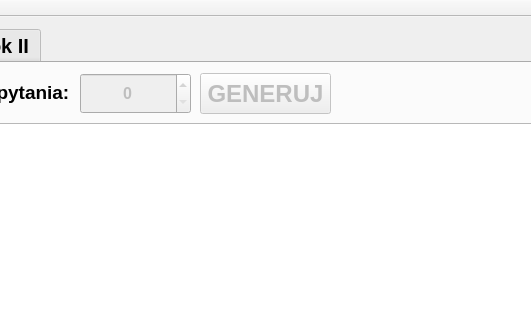
The window that W_PREZENTACJI/mainwindow.ui (lmalinski/EgzaminPrzedmiotowy_30) describes before a commit, drawn with Qt 5; both pictures show x 132 to 663 and y 0 to 320 of the 1300 by 800 pixel window.
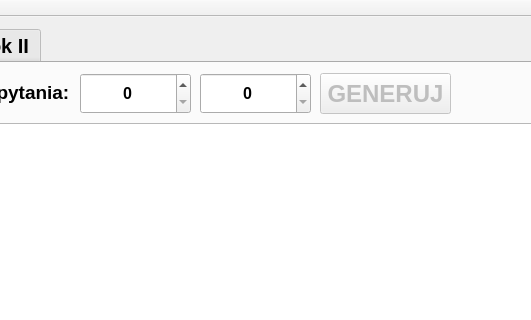
The same window after the commit. The open tabs and pages were chosen to show the change.

```diff
--- a/W_PREZENTACJI/mainwindow.ui
+++ b/W_PREZENTACJI/mainwindow.ui
@@ -154,7 +154,7 @@
      </widget>
      <widget class="QSpinBox" name="liczA">
       <property name="enabled">
-       <bool>false</bool>
+       <bool>true</bool>
       </property>
       <property name="geometry">
        <rect>
@@ -180,7 +180,7 @@
        <number>0</number>
       </property>
       <property name="maximum">
-       <number>2</number>
+       <number>4</number>
       </property>
       <property name="value">
        <number>0</number>
@@ -192,7 +192,7 @@
       </property>
       <property name="geometry">
        <rect>
-        <x>320</x>
+        <x>440</x>
         <y>10</y>
         <width>131</width>
         <height>41</height>
@@ -218,6 +218,40 @@
        </rect>
       </property>
      </widget>
+     <widget class="QSpinBox" name="liczAZ">
+      <property name="enabled">
+       <bool>true</bool>
+      </property>
+      <property name="geometry">
+       <rect>
+        <x>320</x>
+        <y>10</y>
+        <width>111</width>
+        <height>41</height>
+       </rect>
+      </property>
+      <property name="font">
+       <font>
+        <pointsize>12</pointsize>
+        <bold>true</bold>
+       </font>
+      </property>
+      <property name="layoutDirection">
+       <enum>Qt::LayoutDirection::LeftToRight</enum>
+      </property>
+      <property name="alignment">
+       <set>Qt::AlignmentFlag::AlignCenter</set>
+      </property>
+      <property name="minimum">
+       <number>0</number>
+      </property>
+      <property name="maximum">
+       <number>4</number>
+      </property>
+      <property name="value">
+       <number>0</number>
+      </property>
+     </widget>
     </widget>
     <widget class="QWidget" name="tabB">
      <attribute name="title">
```
Left out of the diff: 49 changed lines with no effect on the pictures.
